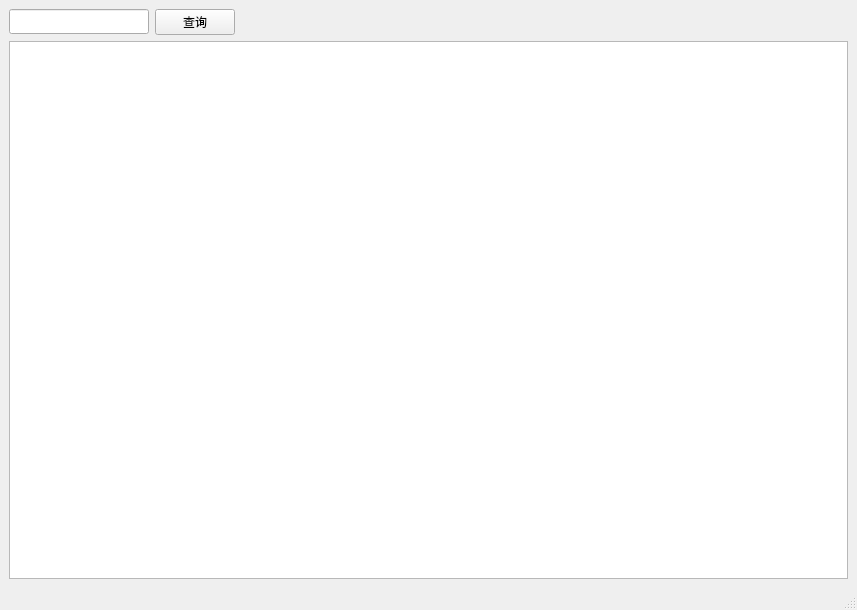
Above: ui/main.ui from LetMeHold/wanbo.py before the change. Below: the same form after it.
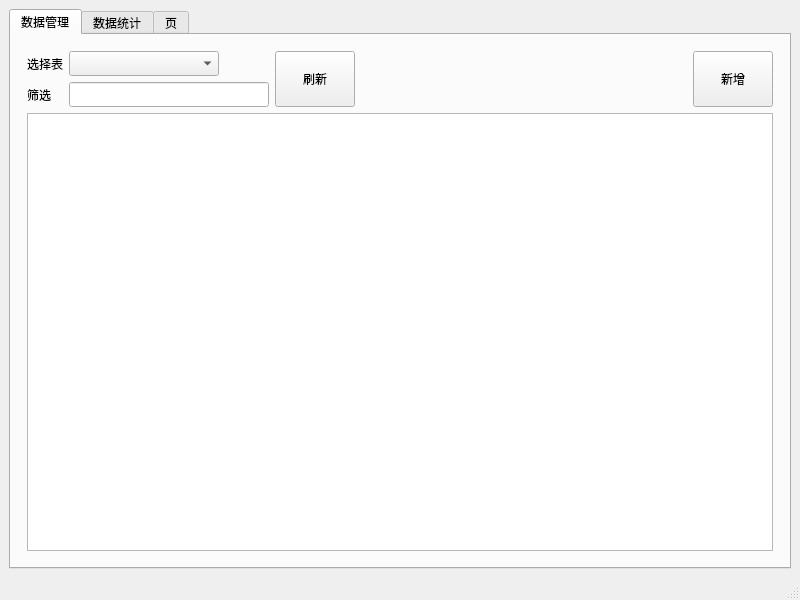
That is the form after the change.

Commit message: 实现基本的查询过滤功能

What changed in the file:
```diff
--- a/ui/main.ui
+++ b/ui/main.ui
@@ -9,25 +9,54 @@
    <rect>
     <x>0</x>
     <y>0</y>
-    <width>857</width>
-    <height>610</height>
+    <width>800</width>
+    <height>600</height>
    </rect>
   </property>
   <property name="windowTitle">
    <string>MainWindow</string>
   </property>
-  <property name="toolButtonStyle">
-   <enum>Qt::ToolButtonIconOnly</enum>
-  </property>
-  <property name="documentMode">
-   <bool>false</bool>
-  </property>
   <widget class="QWidget" name="centralwidget">
    <layout class="QVBoxLayout" name="verticalLayout">
     <item>
-     <layout class="QHBoxLayout" name="horizontalLayout">
+     <widget class="QTabWidget" name="tabWidget">
+      <property name="currentIndex">
+       <number>0</number>
+      </property>
+      <widget class="QWidget" name="tabQuery">
+       <attribute name="title">
+        <string>数据管理</string>
+       </attribute>
+       <layout class="QVBoxLayout" name="verticalLayout_2">
+        <property name="leftMargin">
+         <number>16</number>
+        </property>
+        <property name="topMargin">
+         <number>16</number>
+        </property>
+        <property name="rightMargin">
+         <number>16</number>
+        </property>
+        <property name="bottomMargin">
+         <number>16</number>
+        </property>
       <item>
-       <widget class="QLineEdit" name="edt">
+         <layout class="QGridLayout" name="gridLayout">
+          <item row="0" column="0">
+           <widget class="QLabel" name="label_11">
+            <property name="minimumSize">
+             <size>
+              <width>0</width>
+              <height>25</height>
+             </size>
+            </property>
+            <property name="text">
+             <string>选择表</string>
+            </property>
+           </widget>
+          </item>
+          <item row="0" column="1">
+           <widget class="QComboBox" name="cmbTable">
         <property name="sizePolicy">
          <sizepolicy hsizetype="Fixed" vsizetype="Fixed">
           <horstretch>0</horstretch>
@@ -36,26 +65,61 @@
         </property>
         <property name="minimumSize">
          <size>
-          <width>140</width>
+              <width>150</width>
           <height>25</height>
          </size>
         </property>
        </widget>
       </item>
-      <item>
-       <widget class="QPushButton" name="btnQuery">
+          <item row="1" column="1">
+           <widget class="QLineEdit" name="edtFilter">
         <property name="sizePolicy">
          <sizepolicy hsizetype="Fixed" vsizetype="Fixed">
           <horstretch>0</horstretch>
           <verstretch>0</verstretch>
          </sizepolicy>
         </property>
+            <property name="minimumSize">
+             <size>
+              <width>200</width>
+              <height>25</height>
+             </size>
+            </property>
+           </widget>
+          </item>
+          <item row="0" column="4" rowspan="2">
+           <widget class="QPushButton" name="btnAdd">
+            <property name="sizePolicy">
+             <sizepolicy hsizetype="Fixed" vsizetype="Expanding">
+              <horstretch>0</horstretch>
+              <verstretch>0</verstretch>
+             </sizepolicy>
+            </property>
+            <property name="minimumSize">
+             <size>
+              <width>0</width>
+              <height>50</height>
+             </size>
+            </property>
         <property name="text">
-         <string>查询</string>
+             <string>新增</string>
         </property>
        </widget>
       </item>
-      <item>
+          <item row="1" column="0">
+           <widget class="QLabel" name="label_10">
+            <property name="minimumSize">
+             <size>
+              <width>0</width>
+              <height>25</height>
+             </size>
+            </property>
+            <property name="text">
+             <string>筛选</string>
+            </property>
+           </widget>
+          </item>
+          <item row="0" column="3">
        <spacer name="horizontalSpacer">
         <property name="orientation">
          <enum>Qt::Horizontal</enum>
@@ -68,6 +132,25 @@
         </property>
        </spacer>
       </item>
+          <item row="0" column="2" rowspan="2">
+           <widget class="QPushButton" name="btnRefresh">
+            <property name="sizePolicy">
+             <sizepolicy hsizetype="Fixed" vsizetype="Expanding">
+              <horstretch>0</horstretch>
+              <verstretch>0</verstretch>
+             </sizepolicy>
+            </property>
+            <property name="minimumSize">
+             <size>
+              <width>0</width>
+              <height>50</height>
+             </size>
+            </property>
+            <property name="text">
+             <string>刷新</string>
+            </property>
+           </widget>
+          </item>
      </layout>
     </item>
     <item>
@@ -75,6 +158,20 @@
     </item>
    </layout>
   </widget>
+      <widget class="QWidget" name="tab_2">
+       <attribute name="title">
+        <string>数据统计</string>
+       </attribute>
+      </widget>
+      <widget class="QWidget" name="tab_3">
+       <attribute name="title">
+        <string>页</string>
+       </attribute>
+      </widget>
+     </widget>
+    </item>
+   </layout>
+  </widget>
   <widget class="QMenuBar" name="menubar">
    <property name="geometry">
     <rect>
```
Left out of the diff: 5 changed lines with no effect on the pictures. Lines whose indentation alone changed are shown as unchanged. The commit also changes 2 other files.
